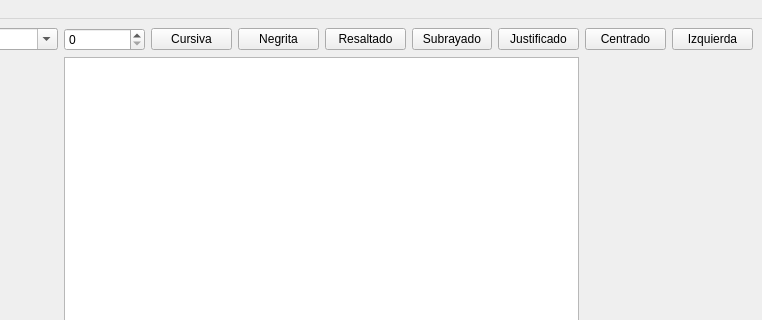
First picture: the form in mainwindow.ui, repository Alejandr00s/Writer, before the edit; both pictures show x 182 to 944 and y 0 to 320 of the 944 by 681 pixel window.
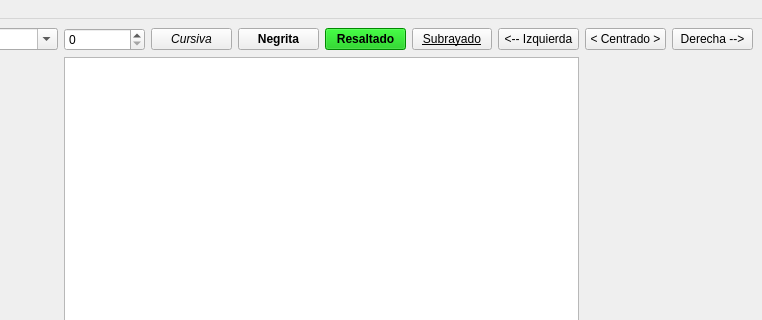
Second picture: the form after the edit.

```diff
--- a/mainwindow.ui
+++ b/mainwindow.ui
@@ -10,6 +10,11 @@
     <height>681</height>
    </rect>
   </property>
+  <property name="font">
+   <font>
+    <bold>false</bold>
+   </font>
+  </property>
   <property name="windowTitle">
    <string>MainWindow</string>
   </property>
@@ -18,12 +23,17 @@
     <item row="0" column="7">
      <widget class="QPushButton" name="pushButton_6">
       <property name="text">
-       <string>Centrado</string>
+       <string>&lt; Centrado &gt;</string>
       </property>
      </widget>
     </item>
     <item row="0" column="3">
      <widget class="QPushButton" name="pushButton_2">
+      <property name="font">
+       <font>
+        <bold>true</bold>
+       </font>
+      </property>
       <property name="text">
        <string>Negrita</string>
       </property>
@@ -35,7 +45,7 @@
     <item row="0" column="6">
      <widget class="QPushButton" name="pushButton_5">
       <property name="text">
-       <string>Justificado</string>
+       <string>&lt;-- Izquierda</string>
       </property>
      </widget>
     </item>
@@ -44,6 +54,12 @@
     </item>
     <item row="0" column="2">
      <widget class="QPushButton" name="pushButton">
+      <property name="font">
+       <font>
+        <italic>true</italic>
+        <bold>false</bold>
+       </font>
+      </property>
       <property name="text">
        <string>Cursiva</string>
       </property>
@@ -52,19 +68,46 @@
     <item row="0" column="8">
      <widget class="QPushButton" name="pushButton_7">
       <property name="text">
-       <string>Izquierda</string>
+       <string>Derecha --&gt;</string>
       </property>
      </widget>
     </item>
     <item row="0" column="4">
      <widget class="QPushButton" name="pushButton_3">
+      <property name="font">
+       <font>
+        <bold>true</bold>
+        <kerning>true</kerning>
+       </font>
+      </property>
+      <property name="autoFillBackground">
+       <bool>false</bool>
+      </property>
+      <property name="styleSheet">
+       <string notr="true">background-color: rgb(0, 193, 0);</string>
+      </property>
       <property name="text">
        <string>Resaltado</string>
       </property>
+      <property name="autoDefault">
+       <bool>false</bool>
+      </property>
+      <property name="default">
+       <bool>false</bool>
+      </property>
+      <property name="flat">
+       <bool>false</bool>
+      </property>
      </widget>
     </item>
     <item row="0" column="5">
      <widget class="QPushButton" name="pushButton_4">
+      <property name="font">
+       <font>
+        <bold>false</bold>
+        <underline>true</underline>
+       </font>
+      </property>
       <property name="text">
        <string>Subrayado</string>
       </property>
```
Left out of the diff: 6 changed lines with no effect on the pictures.
